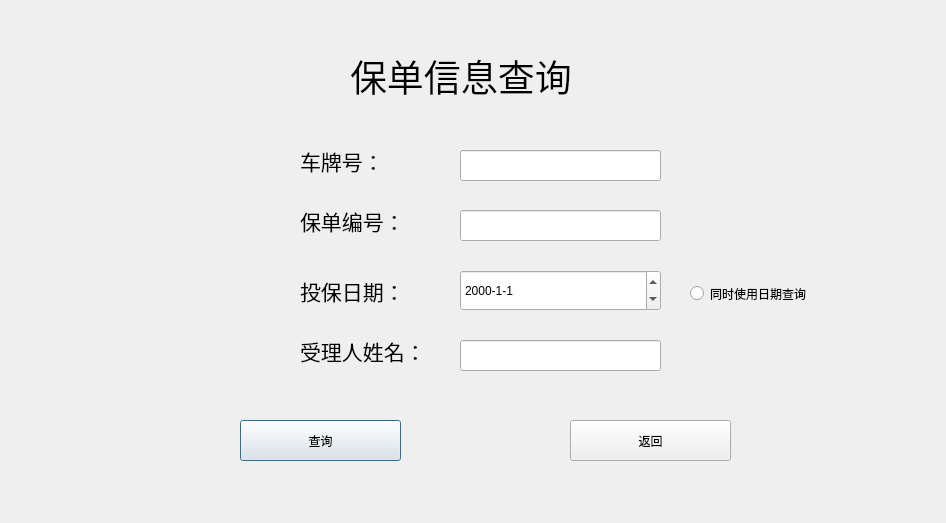
Above: warrantsearchdialog.ui from Vaskka/DR_Projects before the change. Below: the same form after it.
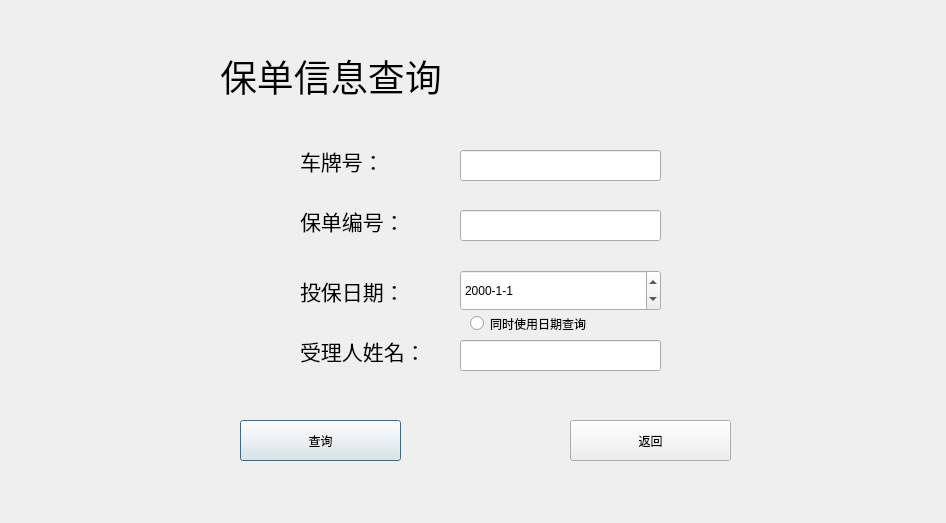
That is the form after the change.

The edit to the form file:
```diff
--- a/warrantsearchdialog.ui
+++ b/warrantsearchdialog.ui
@@ -101,9 +101,9 @@
   <widget class="QLabel" name="label_61">
    <property name="geometry">
     <rect>
-     <x>350</x>
+     <x>220</x>
      <y>40</y>
-     <width>291</width>
+     <width>551</width>
      <height>71</height>
     </rect>
    </property>
@@ -134,7 +134,7 @@
     <rect>
      <x>300</x>
      <y>130</y>
-     <width>171</width>
+     <width>131</width>
      <height>61</height>
     </rect>
    </property>
@@ -150,8 +150,8 @@
   <widget class="QRadioButton" name="Main_Dateable">
    <property name="geometry">
     <rect>
-     <x>690</x>
-     <y>280</y>
+     <x>470</x>
+     <y>310</y>
      <width>171</width>
      <height>27</height>
     </rect>
@@ -188,6 +188,32 @@
     </rect>
    </property>
   </widget>
+  <widget class="QLabel" name="label">
+   <property name="geometry">
+    <rect>
+     <x>220</x>
+     <y>120</y>
+     <width>551</width>
+     <height>361</height>
+    </rect>
+   </property>
+   <property name="text">
+    <string/>
+   </property>
+  </widget>
+  <zorder>label</zorder>
+  <zorder>Main_NameEdit</zorder>
+  <zorder>label_57</zorder>
+  <zorder>pushButton_2</zorder>
+  <zorder>pushButton</zorder>
+  <zorder>label_60</zorder>
+  <zorder>Main_CarNumberEdit</zorder>
+  <zorder>label_61</zorder>
+  <zorder>Main_DateEdit</zorder>
+  <zorder>label_58</zorder>
+  <zorder>Main_Dateable</zorder>
+  <zorder>label_59</zorder>
+  <zorder>Main_NumberEdit</zorder>
  </widget>
  <resources/>
  <connections/>
```
